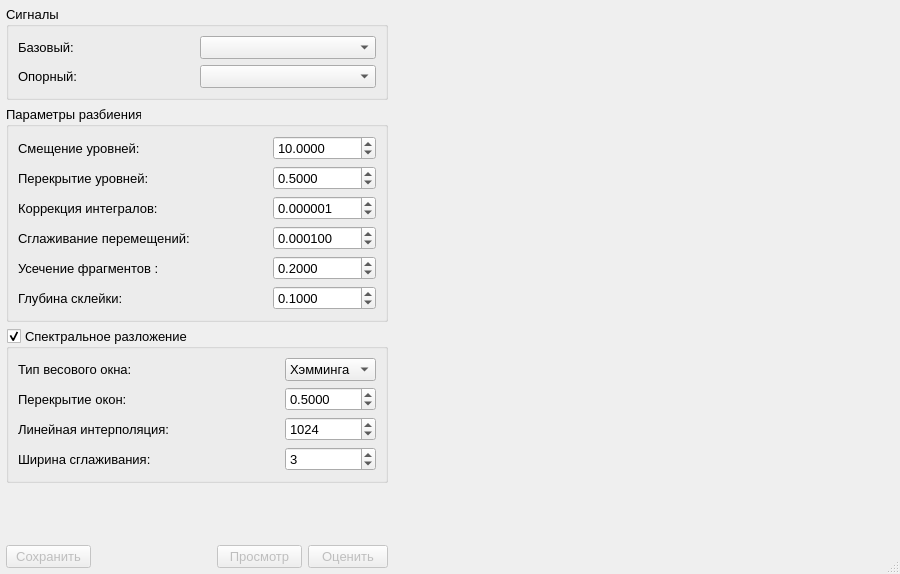
First picture: the form in gui/LevelsWindow.ui, repository Qinterfly/EvalSig, before the edit.
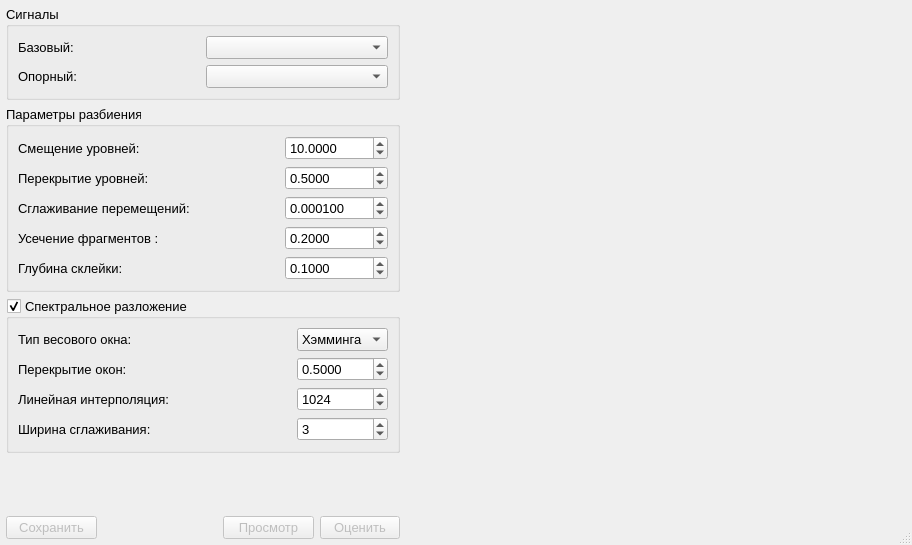
Second picture: the form after the edit. Custom widgets are drawn as their Qt base class.

```diff
--- a/gui/LevelsWindow.ui
+++ b/gui/LevelsWindow.ui
@@ -9,8 +9,8 @@
    <rect>
     <x>0</x>
     <y>0</y>
-    <width>895</width>
-    <height>574</height>
+    <width>912</width>
+    <height>545</height>
    </rect>
   </property>
   <property name="sizePolicy">
@@ -142,67 +142,7 @@
         <string>Параметры разбиения</string>
        </property>
        <layout class="QGridLayout" name="gridLayout_3">
-        <item row="6" column="0">
-         <widget class="QLabel" name="labelDepthGluing">
-          <property name="text">
-           <string>Глубина склейки:</string>
-          </property>
-         </widget>
-        </item>
-        <item row="2" column="2">
-         <widget class="QDoubleSpinBox" name="spinBoxOverlapFactor">
-          <property name="decimals">
-           <number>4</number>
-          </property>
-          <property name="maximum">
-           <double>0.999900000000000</double>
-          </property>
-          <property name="stepType">
-           <enum>QAbstractSpinBox::AdaptiveDecimalStepType</enum>
-          </property>
-          <property name="value">
-           <double>0.500000000000000</double>
-          </property>
-         </widget>
-        </item>
         <item row="4" column="2">
-         <widget class="QDoubleSpinBox" name="spinBoxSmoothApproxFactor">
-          <property name="decimals">
-           <number>6</number>
-          </property>
-          <property name="maximum">
-           <double>1.000000000000000</double>
-          </property>
-          <property name="stepType">
-           <enum>QAbstractSpinBox::AdaptiveDecimalStepType</enum>
-          </property>
-          <property name="value">
-           <double>0.000100000000000</double>
-          </property>
-         </widget>
-        </item>
-        <item row="2" column="0">
-         <widget class="QLabel" name="labelOverlapFactor">
-          <property name="text">
-           <string>Перекрытие уровней: </string>
-          </property>
-         </widget>
-        </item>
-        <item row="3" column="0">
-         <widget class="QLabel" name="labelSmoothIntegrFactor">
-          <property name="text">
-           <string>Коррекция интегралов: </string>
-          </property>
-         </widget>
-        </item>
-        <item row="1" column="0">
-         <widget class="QLabel" name="labelLevelStep">
-          <property name="text">
-           <string>Смещение уровней:</string>
-          </property>
-         </widget>
-        </item>
-        <item row="5" column="2">
          <widget class="QDoubleSpinBox" name="spinBoxTruncatePercent">
           <property name="decimals">
            <number>4</number>
@@ -218,53 +158,21 @@
           </property>
          </widget>
         </item>
-        <item row="1" column="2">
-         <widget class="QDoubleSpinBox" name="spinBoxLevelStep">
-          <property name="decimals">
-           <number>4</number>
-          </property>
-          <property name="maximum">
-           <double>100000.000000000000000</double>
-          </property>
-          <property name="stepType">
-           <enum>QAbstractSpinBox::AdaptiveDecimalStepType</enum>
-          </property>
-          <property name="value">
-           <double>10.000000000000000</double>
-          </property>
-         </widget>
-        </item>
         <item row="5" column="0">
-         <widget class="QLabel" name="labelTruncatePercent">
+         <widget class="QLabel" name="labelDepthGluing">
           <property name="text">
-           <string>Усечение фрагментов :</string>
+           <string>Глубина склейки:</string>
           </property>
          </widget>
         </item>
-        <item row="4" column="0">
+        <item row="3" column="0">
          <widget class="QLabel" name="labelSmoothApproxFactor">
           <property name="text">
            <string>Сглаживание перемещений: </string>
           </property>
          </widget>
         </item>
-        <item row="3" column="2">
-         <widget class="QDoubleSpinBox" name="spinBoxSmoothIntegrFactor">
-          <property name="decimals">
-           <number>6</number>
-          </property>
-          <property name="maximum">
-           <double>1.000000000000000</double>
-          </property>
-          <property name="stepType">
-           <enum>QAbstractSpinBox::AdaptiveDecimalStepType</enum>
-          </property>
-          <property name="value">
-           <double>0.000001000000000</double>
-          </property>
-         </widget>
-        </item>
-        <item row="6" column="2">
+        <item row="5" column="2">
          <widget class="QDoubleSpinBox" name="spinBoxDepthGluing">
           <property name="decimals">
            <number>4</number>
@@ -280,6 +188,42 @@
           </property>
          </widget>
         </item>
+        <item row="5" column="1">
+         <spacer name="horizontalSpacerDepthGluing">
+          <property name="orientation">
+           <enum>Qt::Horizontal</enum>
+          </property>
+          <property name="sizeHint" stdset="0">
+           <size>
+            <width>40</width>
+            <height>20</height>
+           </size>
+          </property>
+         </spacer>
+        </item>
+        <item row="1" column="0">
+         <widget class="QLabel" name="labelLevelStep">
+          <property name="text">
+           <string>Смещение уровней:</string>
+          </property>
+         </widget>
+        </item>
+        <item row="3" column="2">
+         <widget class="QDoubleSpinBox" name="spinBoxSmoothApproxFactor">
+          <property name="decimals">
+           <number>6</number>
+          </property>
+          <property name="maximum">
+           <double>1.000000000000000</double>
+          </property>
+          <property name="stepType">
+           <enum>QAbstractSpinBox::AdaptiveDecimalStepType</enum>
+          </property>
+          <property name="value">
+           <double>0.000100000000000</double>
+          </property>
+         </widget>
+        </item>
         <item row="1" column="1">
          <spacer name="horizontalSpacerLevelStep">
           <property name="orientation">
@@ -307,19 +251,6 @@
          </spacer>
         </item>
         <item row="3" column="1">
-         <spacer name="horizontalSpacerSmoothIntegrFactor">
-          <property name="orientation">
-           <enum>Qt::Horizontal</enum>
-          </property>
-          <property name="sizeHint" stdset="0">
-           <size>
-            <width>40</width>
-            <height>20</height>
-           </size>
-          </property>
-         </spacer>
-        </item>
-        <item row="4" column="1">
          <spacer name="horizontalSpacerSmoothApproxFactor">
           <property name="orientation">
            <enum>Qt::Horizontal</enum>
@@ -332,7 +263,53 @@
           </property>
          </spacer>
         </item>
-        <item row="5" column="1">
+        <item row="2" column="0">
+         <widget class="QLabel" name="labelOverlapFactor">
+          <property name="text">
+           <string>Перекрытие уровней: </string>
+          </property>
+         </widget>
+        </item>
+        <item row="4" column="0">
+         <widget class="QLabel" name="labelTruncatePercent">
+          <property name="text">
+           <string>Усечение фрагментов :</string>
+          </property>
+         </widget>
+        </item>
+        <item row="1" column="2">
+         <widget class="QDoubleSpinBox" name="spinBoxLevelStep">
+          <property name="decimals">
+           <number>4</number>
+          </property>
+          <property name="maximum">
+           <double>100000.000000000000000</double>
+          </property>
+          <property name="stepType">
+           <enum>QAbstractSpinBox::AdaptiveDecimalStepType</enum>
+          </property>
+          <property name="value">
+           <double>10.000000000000000</double>
+          </property>
+         </widget>
+        </item>
+        <item row="2" column="2">
+         <widget class="QDoubleSpinBox" name="spinBoxOverlapFactor">
+          <property name="decimals">
+           <number>4</number>
+          </property>
+          <property name="maximum">
+           <double>0.999900000000000</double>
+          </property>
+          <property name="stepType">
+           <enum>QAbstractSpinBox::AdaptiveDecimalStepType</enum>
+          </property>
+          <property name="value">
+           <double>0.500000000000000</double>
+          </property>
+         </widget>
+        </item>
+        <item row="4" column="1">
          <spacer name="horizontalSpacerTruncatePercent">
           <property name="orientation">
            <enum>Qt::Horizontal</enum>
@@ -345,19 +322,6 @@
           </property>
          </spacer>
         </item>
-        <item row="6" column="1">
-         <spacer name="horizontalSpacerDepthGluing">
-          <property name="orientation">
-           <enum>Qt::Horizontal</enum>
-          </property>
-          <property name="sizeHint" stdset="0">
-           <size>
-            <width>40</width>
-            <height>20</height>
-           </size>
-          </property>
-         </spacer>
-        </item>
        </layout>
       </widget>
      </item>
```
